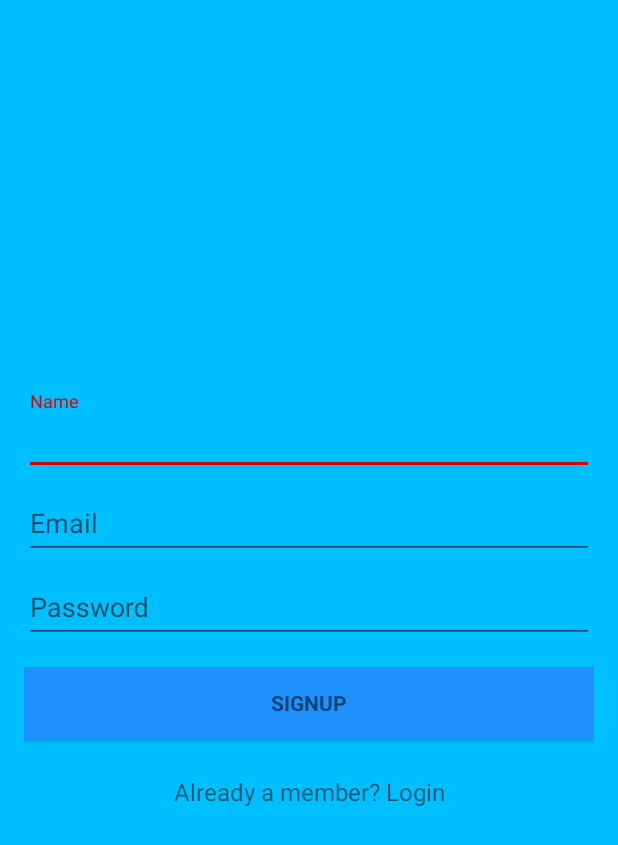
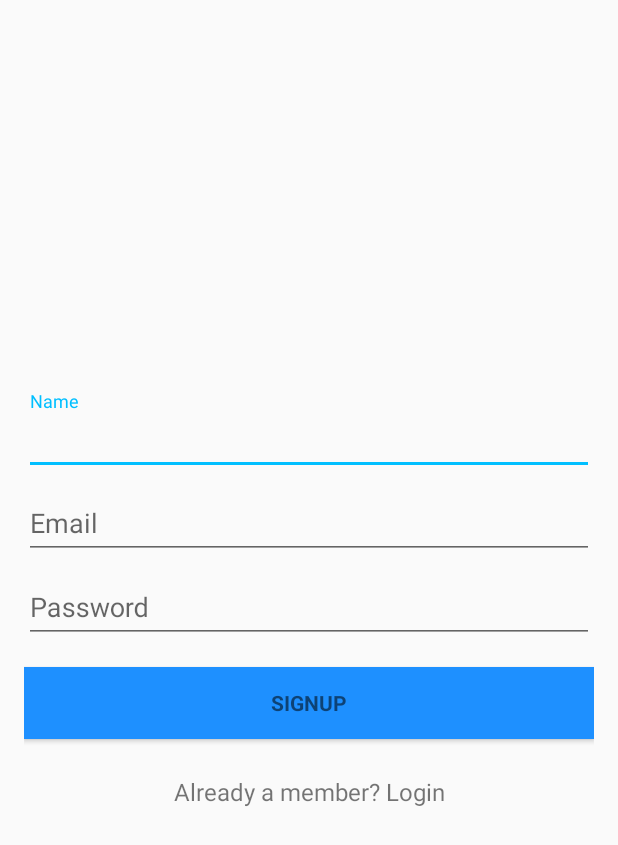
Before and after one commit to abhi270595/FootballManagerApp, an Android app: the SignupActivity screen opened directly, with no data from a screen before it, on a phone screen of 412 x 824 dp. Shown: the top 845 px of the screen. Run offline under Robolectric (Android 15) with nearby library versions, the phone set to English and light mode, and no system bars.

Commit message:
refactoring of signup activity

```diff
--- a/app/src/main/res/layout/signup_activity.xml
+++ b/app/src/main/res/layout/signup_activity.xml
@@ -9,8 +9,7 @@
     android:paddingLeft="@dimen/activity_horizontal_zero_margin"
     android:paddingRight="@dimen/activity_horizontal_zero_margin"
     android:paddingTop="@dimen/activity_vertical_zero_margin"
-    tools:context="com.example.abhi270595.footballmanager.LoginActivity"
-    android:background="@color/colorPrimary">
+    tools:context="com.example.abhi270595.footballmanager.LoginActivity">
 
     <!--<ScrollView
         android:id="@+id/signup_form"
@@ -37,7 +36,8 @@
             <!--  Name Label -->
             <android.support.design.widget.TextInputLayout
                 android:layout_width="match_parent"
-                android:layout_height="wrap_content">
+                android:layout_height="wrap_content"
+                android:theme="@style/MyTextInputLayout">
                 <EditText android:id="@+id/input_name"
                     android:layout_width="match_parent"
                     android:layout_height="wrap_content"
@@ -48,7 +48,8 @@
             <!-- Email Label-->
             <android.support.design.widget.TextInputLayout
                 android:layout_width="match_parent"
-                android:layout_height="wrap_content">
+                android:layout_height="wrap_content"
+                android:theme="@style/MyTextInputLayout">
 
                 <AutoCompleteTextView
                     android:id="@+id/signup_email"
@@ -64,7 +65,8 @@
             <!-- Password Label-->
             <android.support.design.widget.TextInputLayout
                 android:layout_width="match_parent"
-                android:layout_height="wrap_content">
+                android:layout_height="wrap_content"
+                android:theme="@style/MyTextInputLayout">
 
                 <EditText
                     android:id="@+id/signup_password"
```
